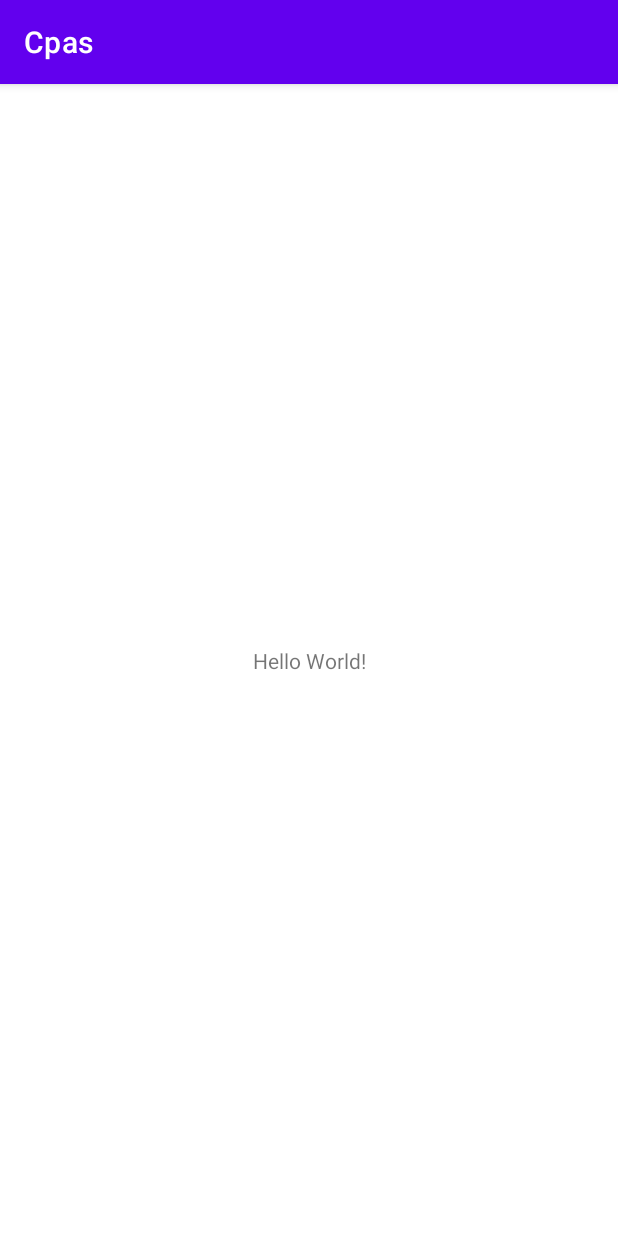
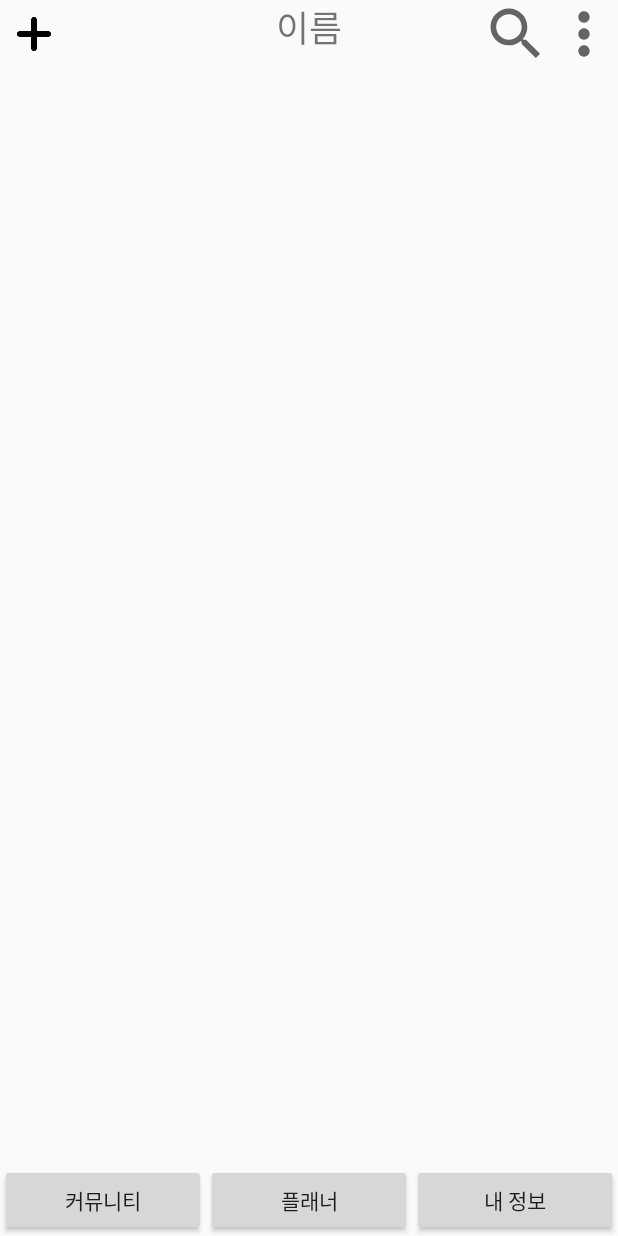
Before and after one commit to CAPsin/CAPs, an Android app: the MainActivity screen opened directly, with no data from a screen before it, on a phone screen of 412 x 824 dp. Run offline under Robolectric (Android 15) with nearby library versions, the phone set to English and light mode, and no system bars.

Commit message:
MainActivity Frame

```diff
--- a/app/build.gradle
+++ b/app/build.gradle
@@ -46,6 +46,8 @@ dependencies {
     implementation 'androidx.annotation:annotation:1.3.0'
     implementation 'androidx.lifecycle:lifecycle-livedata-ktx:2.4.1'
     implementation 'androidx.lifecycle:lifecycle-viewmodel-ktx:2.4.1'
+    implementation 'com.google.android.material:material:1.0.0'
+
     testImplementation 'junit:junit:4.+'
     androidTestImplementation 'androidx.test.ext:junit:1.1.3'
     androidTestImplementation 'androidx.test.espresso:espresso-core:3.4.0'
--- a/app/src/main/AndroidManifest.xml
+++ b/app/src/main/AndroidManifest.xml
@@ -8,7 +8,8 @@
         android:label="@string/app_name"
         android:roundIcon="@mipmap/ic_launcher_round"
         android:supportsRtl="true"
-        android:theme="@style/Theme.Cpas">
+        android:theme="@style/Theme.AppCompat.Light.NoActionBar">
+        <!--android:theme="@style/Theme.Cpas">-->
         <activity
             android:name=".LoginActivity"
             android:exported="true"
--- a/app/src/main/java/com/example/cpas/MainActivity.kt
+++ b/app/src/main/java/com/example/cpas/MainActivity.kt
@@ -1,13 +1,59 @@
 package com.example.cpas
 
+import android.media.Image
 import androidx.appcompat.app.AppCompatActivity
 import android.os.Bundle
+import android.view.MenuItem
+import android.widget.Button
+import android.widget.ImageView
+import android.widget.Toast
+import androidx.core.view.GravityCompat
+import androidx.drawerlayout.widget.DrawerLayout
+import com.google.android.material.navigation.NavigationView
 
-class MainActivity : AppCompatActivity() {
+class MainActivity : AppCompatActivity(), NavigationView.OnNavigationItemSelectedListener {
     override fun onCreate(savedInstanceState: Bundle?) {
         super.onCreate(savedInstanceState)
         setContentView(R.layout.activity_main)
         //코드작성 예시
         //테스트2
+
+        val search : ImageView = findViewById(R.id.iv_search)
+        val more : ImageView = findViewById(R.id.iv_more)
+        val category : ImageView = findViewById(R.id.iv_category)
+
+        val comunity : Button = findViewById(R.id.btn_comunity)
+        val planner : Button = findViewById(R.id.btn_planner)
+        val myInfo : Button = findViewById(R.id.btn_myInfo)
+
+        more.setOnClickListener {
+            val drawer : DrawerLayout = findViewById(R.id.layout_drawer)
+            drawer.openDrawer(GravityCompat.END)
+        }
+        val nav : NavigationView = findViewById(R.id.naviView)
+        nav.setNavigationItemSelectedListener(this)
+    }
+
+    override fun onNavigationItemSelected(item: MenuItem): Boolean {
+        when(item.itemId) {
+            R.id.tmp1 -> Toast.makeText(applicationContext, "임시", Toast.LENGTH_SHORT).show()
+            R.id.tmp2 -> Toast.makeText(applicationContext, "임시", Toast.LENGTH_SHORT).show()
+            R.id.tmp3 -> Toast.makeText(applicationContext, "임시", Toast.LENGTH_SHORT).show()
+        }
+
+        val drawer : DrawerLayout = findViewById(R.id.layout_drawer)
+        drawer.closeDrawers()
+
+        return false
+    }
+
+    override fun onBackPressed() {
+        val drawer : DrawerLayout = findViewById(R.id.layout_drawer)
+        if(drawer.isDrawerOpen(GravityCompat.START)) {
+            drawer.closeDrawers()
+        }
+        else {
+            super.onBackPressed()
+        }
     }
 }
--- /dev/null
+++ b/app/src/main/res/drawable/ic_baseline_more_vert_45.xml
@@ -0,0 +1,5 @@
+<vector android:height="45dp" android:tint="?attr/colorControlNormal"
+    android:viewportHeight="24" android:viewportWidth="24"
+    android:width="45dp" xmlns:android="http://schemas.android.com/apk/res/android">
+    <path android:fillColor="@android:color/white" android:pathData="M12,8c1.1,0 2,-0.9 2,-2s-0.9,-2 -2,-2 -2,0.9 -2,2 0.9,2 2,2zM12,10c-1.1,0 -2,0.9 -2,2s0.9,2 2,2 2,-0.9 2,-2 -0.9,-2 -2,-2zM12,16c-1.1,0 -2,0.9 -2,2s0.9,2 2,2 2,-0.9 2,-2 -0.9,-2 -2,-2z"/>
+</vector>
--- /dev/null
+++ b/app/src/main/res/drawable/ic_baseline_search_45.xml
@@ -0,0 +1,5 @@
+<vector android:height="45dp" android:tint="?attr/colorControlNormal"
+    android:viewportHeight="24" android:viewportWidth="24"
+    android:width="45dp" xmlns:android="http://schemas.android.com/apk/res/android">
+    <path android:fillColor="@android:color/white" android:pathData="M15.5,14h-0.79l-0.28,-0.27C15.41,12.59 16,11.11 16,9.5 16,5.91 13.09,3 9.5,3S3,5.91 3,9.5 5.91,16 9.5,16c1.61,0 3.09,-0.59 4.23,-1.57l0.27,0.28v0.79l5,4.99L20.49,19l-4.99,-5zM9.5,14C7.01,14 5,11.99 5,9.5S7.01,5 9.5,5 14,7.01 14,9.5 11.99,14 9.5,14z"/>
+</vector>
--- a/app/src/main/res/layout/activity_main.xml
+++ b/app/src/main/res/layout/activity_main.xml
@@ -1,18 +1,110 @@
 <?xml version="1.0" encoding="utf-8"?>
-<androidx.constraintlayout.widget.ConstraintLayout xmlns:android="http://schemas.android.com/apk/res/android"
+<androidx.drawerlayout.widget.DrawerLayout xmlns:android="http://schemas.android.com/apk/res/android"
     xmlns:app="http://schemas.android.com/apk/res-auto"
     xmlns:tools="http://schemas.android.com/tools"
+    android:id="@+id/layout_drawer"
     android:layout_width="match_parent"
     android:layout_height="match_parent"
     tools:context=".MainActivity">
 
-    <TextView
+    <androidx.constraintlayout.widget.ConstraintLayout
+        android:layout_width="match_parent"
+        android:layout_height="match_parent">
+
+        <androidx.recyclerview.widget.RecyclerView
+            android:layout_width="match_parent"
+            android:layout_height="0dp"
+            app:layout_constraintBottom_toTopOf="@+id/linearLayout"
+            app:layout_constraintEnd_toEndOf="parent"
+            app:layout_constraintHorizontal_bias="1.0"
+            app:layout_constraintStart_toStartOf="parent"
+            app:layout_constraintTop_toBottomOf="@+id/constraintLayout"
+            app:layout_constraintVertical_bias="1.0" />
+
+        <androidx.constraintlayout.widget.ConstraintLayout
+            android:id="@+id/constraintLayout"
+            android:layout_width="match_parent"
+            android:layout_height="wrap_content"
+            app:layout_constraintEnd_toEndOf="parent"
+            app:layout_constraintStart_toStartOf="parent"
+            app:layout_constraintTop_toTopOf="parent">
+
+            <ImageView
+                android:id="@+id/iv_search"
+                android:layout_width="wrap_content"
+                android:layout_height="wrap_content"
+                app:layout_constraintEnd_toStartOf="@+id/iv_more"
+                app:layout_constraintTop_toTopOf="parent"
+                app:srcCompat="@drawable/ic_baseline_search_45" />
+
+            <ImageView
+                android:id="@+id/iv_more"
+                android:layout_width="wrap_content"
+                android:layout_height="wrap_content"
+                app:layout_constraintEnd_toEndOf="parent"
+                app:layout_constraintTop_toTopOf="parent"
+                app:srcCompat="@drawable/ic_baseline_more_vert_45" />
+
+            <TextView
+                android:id="@+id/tv_name"
+                android:layout_width="wrap_content"
+                android:layout_height="45dp"
+                android:text="이름"
+                android:textSize="24dp"
+                app:layout_constraintBottom_toBottomOf="parent"
+                app:layout_constraintEnd_toEndOf="@+id/iv_more"
+                app:layout_constraintStart_toStartOf="parent"
+                app:layout_constraintTop_toTopOf="parent"
+                app:layout_constraintVertical_bias="0.0" />
+
+            <ImageView
+                android:id="@+id/iv_category"
+                android:layout_width="45dp"
+                android:layout_height="45dp"
+                app:layout_constraintStart_toStartOf="parent"
+                app:layout_constraintTop_toTopOf="parent"
+                app:srcCompat="@drawable/plus" />
+
+        </androidx.constraintlayout.widget.ConstraintLayout>
+
+        <LinearLayout
+            android:id="@+id/linearLayout"
+            android:layout_width="match_parent"
+            android:layout_height="wrap_content"
+            android:orientation="horizontal"
+            app:layout_constraintBottom_toBottomOf="parent"
+            app:layout_constraintEnd_toEndOf="parent"
+            app:layout_constraintStart_toStartOf="parent">
+
+            <Button
+                android:id="@+id/btn_comunity"
+                android:layout_width="wrap_content"
+                android:layout_height="wrap_content"
+                android:layout_weight="1"
+                android:text="커뮤니티" />
+
+            <Button
+                android:id="@+id/btn_planner"
+                android:layout_width="wrap_content"
+                android:layout_height="wrap_content"
+                android:layout_weight="1"
+                android:text="플래너" />
+
+            <Button
+                android:id="@+id/btn_myInfo"
+                android:layout_width="wrap_content"
+                android:layout_height="wrap_content"
+                android:layout_weight="1"
+                android:text="내 정보" />
+
+        </LinearLayout>
+    </androidx.constraintlayout.widget.ConstraintLayout>
+
+    <com.google.android.material.navigation.NavigationView
+        android:id="@+id/naviView"
         android:layout_width="wrap_content"
         android:layout_height="wrap_content"
-        android:text="Hello World!"
-        app:layout_constraintBottom_toBottomOf="parent"
-        app:layout_constraintLeft_toLeftOf="parent"
-        app:layout_constraintRight_toRightOf="parent"
-        app:layout_constraintTop_toTopOf="parent" />
+        android:layout_gravity="end"
+        app:menu="@menu/nav_menu"/>
 
-</androidx.constraintlayout.widget.ConstraintLayout>
+</androidx.drawerlayout.widget.DrawerLayout>
--- /dev/null
+++ b/app/src/main/res/menu/nav_menu.xml
@@ -0,0 +1,13 @@
+<?xml version="1.0" encoding="utf-8"?>
+<menu xmlns:android="http://schemas.android.com/apk/res/android">
+    <group android:checkableBehavior="single">
+        <item android:id="@+id/tmp1"
+            android:title="임시1"/>
+
+        <item android:id="@+id/tmp2"
+            android:title="임시2"/>
+
+        <item android:id="@+id/tmp3"
+            android:title="임시3"/>
+    </group>
+</menu>
```
Also changed, not shown: app/src/main/res/drawable/plus.png (added).
